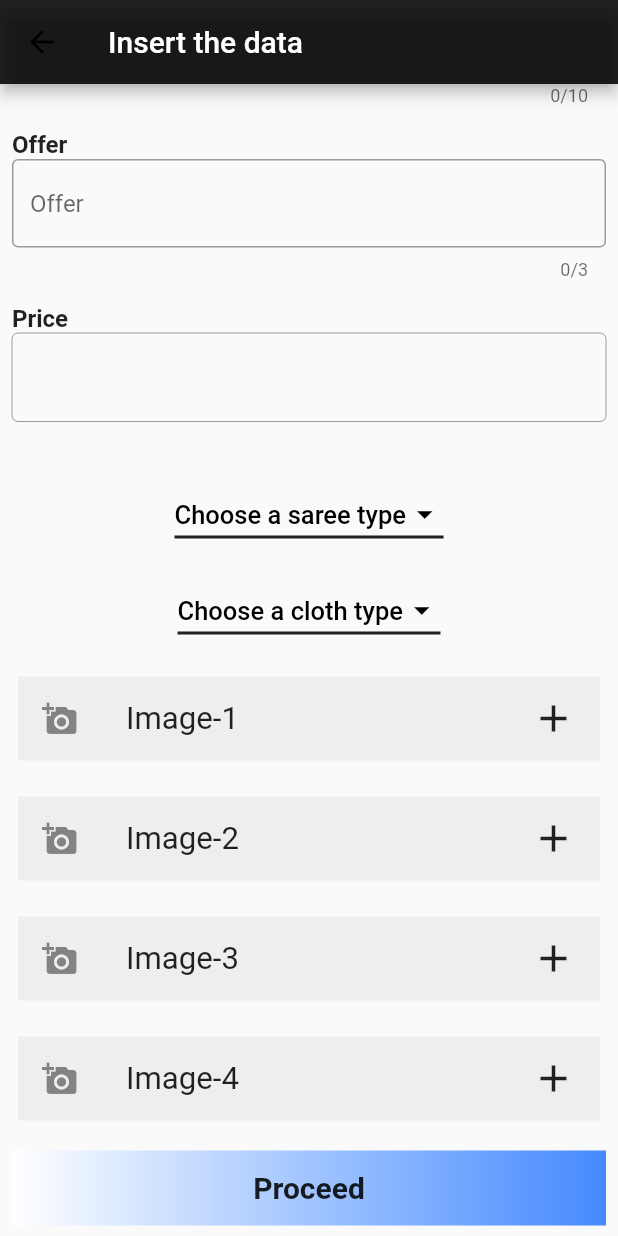
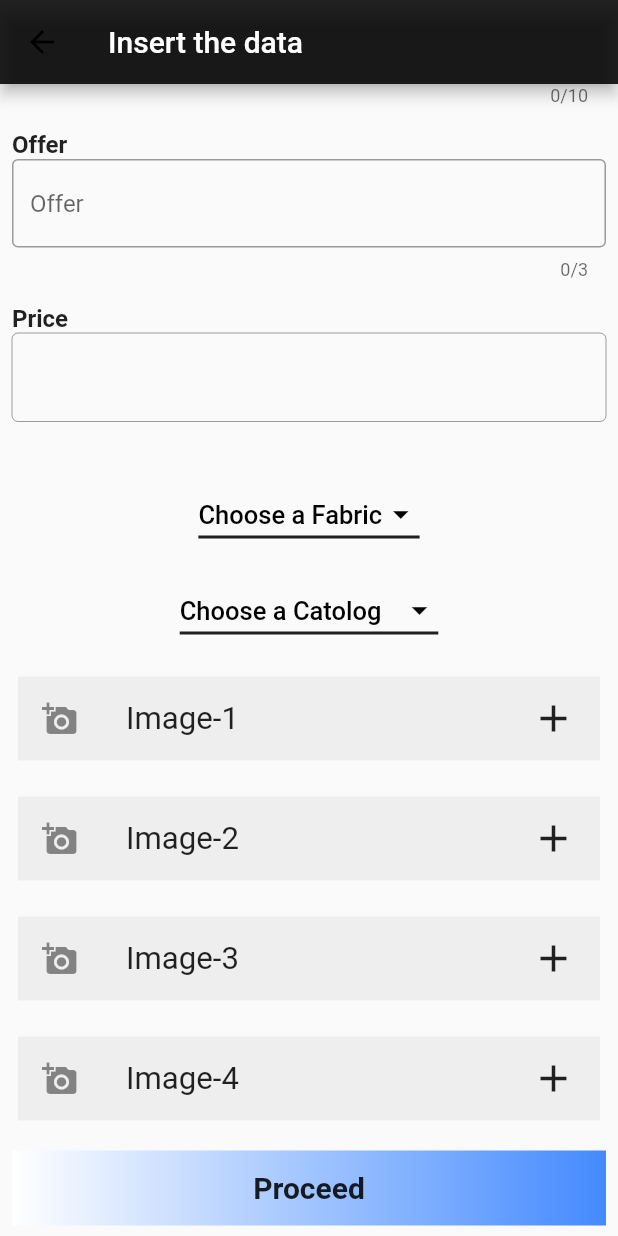
Before and after one commit to Lokesh-Bandi/SalesAccount, a Flutter app: the DataInsert screen opened directly, scrolled down 576 dp, on a phone screen of 412 x 824 dp. Run offline on Flutter 3.47's test engine with Material 2 defaults, Android fonts, the phone set to English and light mode, and no system bars; our stand-ins replace animated_text_kit, badges, cached_network_image, carousel_slider, cloud_firestore, data_connection_checker and 13 more; missing offline and left inert: geocoder, loading_animations, razorpay_flutter; accounts and stored records are empty.

```diff
--- a/lib/DataInsert.dart
+++ b/lib/DataInsert.dart
@@ -16,8 +16,8 @@ class DataInsert extends StatefulWidget {
 
 class _DataInsertState extends State<DataInsert> {
   double offer;
-  String sareeType;
-  String clothType;
+  String fabric;
+  String catalog;
   TextEditingController productNameEditor=TextEditingController();
   TextEditingController offeredByEditor=TextEditingController();
   TextEditingController offerEditor=TextEditingController();
@@ -294,21 +294,23 @@ class _DataInsertState extends State<DataInsert> {
                   underline: Container(color:Colors.grey[900], height:2.0,),
                   iconSize: 25,
                   focusColor:Colors.grey,
-                  value: sareeType,
+                  value: fabric,
                   elevation: 5,
                   style: TextStyle(color: Colors.white),
                   iconEnabledColor:Colors.black,
                   items: <String>[
-                    'Party Wear',
-                    'Full Design',
-                    'Printed',
-                    'Catalogue',
-                    'Fancy',
+                    'Chiffon',
+                    'Chiffon Butti',
                     'Georgette',
-                    'Chiffon',
-                    'Casual Wear',
-                    'Silk',
-                    'Wedding'
+                    'Jugnu Silk',
+                    'Jute Georgette',
+                    'Brasso',
+                    'Jacquard',
+                    'Satin Silk',
+                    'Silk Taspa',
+                    'Chilli Crepe',
+                    'Jute',
+
                   ].map<DropdownMenuItem<String>>((String value) {
                     return DropdownMenuItem<String>(
                       value: value,
@@ -321,7 +323,7 @@ class _DataInsertState extends State<DataInsert> {
                     );
                   }).toList(),
                   hint:Text(
-                    "Choose a saree type",
+                    "Choose a Fabric",
                     style: TextStyle(
                         color: Colors.black,
                         fontSize: 17,
@@ -329,7 +331,7 @@ class _DataInsertState extends State<DataInsert> {
                   ),
                   onChanged: (String value) {
                     setState(() {
-                      sareeType = value;
+                      fabric = value;
                     });
                   },
                 ),
@@ -344,20 +346,23 @@ class _DataInsertState extends State<DataInsert> {
                   underline: Container(color:Colors.grey[900], height:2.0,),
                   iconSize: 25,
                   focusColor:Colors.grey,
-                  value: clothType,
+                  value: catalog,
                   elevation: 5,
                   style: TextStyle(color: Colors.white),
                   iconEnabledColor:Colors.black,
                   items: <String>[
-                    'Cotton',
-                    'Pure cotton',
-                    'Silk',
-                    'Net',
-                    'Crepe',
-                    'Benaurus',
-                    'seko',
-                    'Gadwal',
-                    'Tassaur'
+                    'Rasbhari',
+                    'Mayuri',
+                    'Lahar',
+                    'Hum Dum',
+                    'Tara',
+                    'Blue Laskara',
+                    'Neemli',
+                    'Morbangadi',
+                    'Superhit Printed',
+                    'Garba Printed',
+                    'Worked Collections'
+
                   ].map<DropdownMenuItem<String>>((String value) {
                     return DropdownMenuItem<String>(
                       value: value,
@@ -370,7 +375,7 @@ class _DataInsertState extends State<DataInsert> {
                     );
                   }).toList(),
                   hint:Text(
-                    "Choose a cloth type",
+                    "Choose a Catolog",
                     style: TextStyle(
                         color: Colors.black,
                         fontSize: 17,
@@ -378,7 +383,7 @@ class _DataInsertState extends State<DataInsert> {
                   ),
                   onChanged: (String value) {
                     setState(() {
-                      clothType = value;
+                      catalog = value;
                     });
                   },
                 ),
@@ -404,8 +409,8 @@ class _DataInsertState extends State<DataInsert> {
                   'Price': int.parse(priceEditor.text),
                   'Offer': double.parse(offerEditor.text),
                   'OldPrice': double.parse(oldPriceEditor.text),
-                  'Saree Type':sareeType,
-                  'Cloth Type':clothType,
+                  'Fabric':fabric,
+                  'Catalog':catalog,
                   'Time':uploadingTime,
                   'imageUrls': imageUrls
                 }
--- a/lib/DetailsTable.dart
+++ b/lib/DetailsTable.dart
@@ -8,8 +8,8 @@ class DetailsTable extends StatelessWidget {
   int price;
   double oldPrice;
   double offer;
-  String sareeType='';
-  String clothType='';
+  String fabric='';
+  String catalog='';
   String sareeColor='';
   String blouseColor='';
   var updatedTime;
@@ -35,8 +35,8 @@ class DetailsTable extends StatelessWidget {
               oldPrice = eachDetail.get('OldPrice');
               sareeColor = eachDetail.get('Saree Color');
               blouseColor = eachDetail.get('Blouse Color');
-              sareeType = eachDetail.get('Saree Type');
-              clothType = eachDetail.get('Cloth Type');
+              fabric = eachDetail.get('Fabric');
+              catalog = eachDetail.get('Catalog');
               updatedTime = eachDetail.get('Time');
             }
           }
@@ -131,14 +131,14 @@ class DetailsTable extends StatelessWidget {
                   ),
                   DataRow(
                     cells: <DataCell>[
-                      DataCell(Text('Saree Type:',style: rowStyle)),
-                      DataCell(Text(sareeType,style: rowStyle)),
+                      DataCell(Text('Fabric:',style: rowStyle)),
+                      DataCell(Text(fabric,style: rowStyle)),
                     ],
                   ),
                   DataRow(
                     cells: <DataCell>[
-                      DataCell(Text('Cloth Type:',style: rowStyle)),
-                      DataCell(Text(clothType,style: rowStyle)),
+                      DataCell(Text('Catalog:',style: rowStyle)),
+                      DataCell(Text(catalog,style: rowStyle)),
                     ],
                   ),
                 ],
--- a/pubspec.yaml
+++ b/pubspec.yaml
@@ -50,6 +50,7 @@ dependencies:
   geolocator: ^7.0.1
   geocoder: ^0.2.1
   getwidget: ^1.2.4
+  loading_animations: ^2.2.0
 
 dev_dependencies:
   flutter_test:
```
Also changed, not shown: lib/DisplayCard.dart (+7 -1 lines), lib/HomeReference.dart (+6 -1 lines), lib/ProductDetails.dart (+29 -7 lines), lib/ProductList.dart (+45 -18 lines), fonts/Horizon Italic.otf (added), pubspec.lock.
